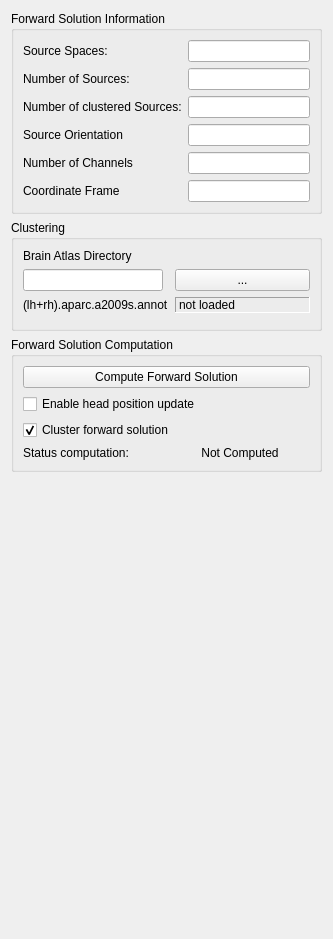
Before: the Qt Designer form libraries/disp/viewers/formfiles/fwdsettingsview.ui in mne-tools/mne-cpp, drawn with Qt 5.
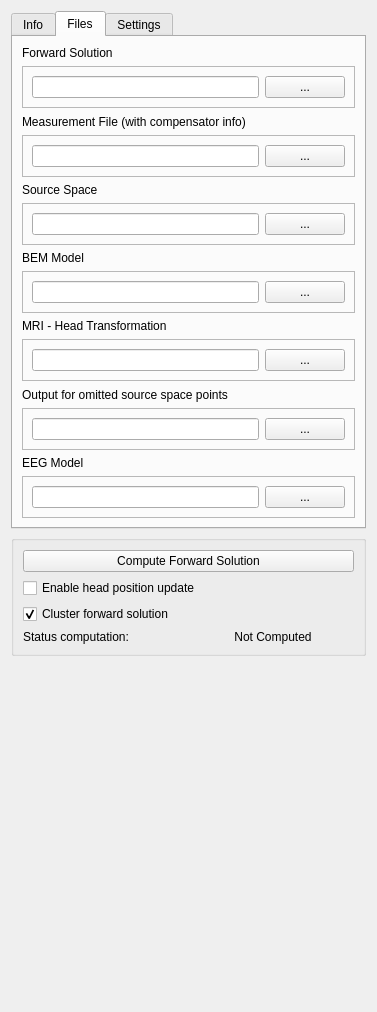
After: the same form once the commit is applied. The open tabs and pages were chosen to show the change.

Commit message: MAINT: incorporating ui elements to control fwd solution settings

```diff
--- a/libraries/disp/viewers/formfiles/fwdsettingsview.ui
+++ b/libraries/disp/viewers/formfiles/fwdsettingsview.ui
@@ -6,8 +6,8 @@
    <rect>
     <x>0</x>
     <y>0</y>
-    <width>333</width>
-    <height>939</height>
+    <width>377</width>
+    <height>1012</height>
    </rect>
   </property>
   <property name="windowTitle">
@@ -15,9 +15,19 @@
   </property>
   <layout class="QVBoxLayout" name="verticalLayout">
    <item>
+    <widget class="QTabWidget" name="tabWidget">
+     <property name="currentIndex">
+      <number>2</number>
+     </property>
+     <widget class="QWidget" name="tab_14">
+      <attribute name="title">
+       <string>Info</string>
+      </attribute>
+      <layout class="QVBoxLayout" name="verticalLayout_4">
+       <item>
     <widget class="QGroupBox" name="groupBox_info">
      <property name="title">
-      <string>Forward Solution Information</string>
+          <string>Forward Soluton Information</string>
      </property>
      <layout class="QFormLayout" name="formLayout_2">
       <item row="0" column="0">
@@ -192,9 +202,327 @@
     </widget>
    </item>
    <item>
+        <spacer name="verticalSpacer_2">
+         <property name="orientation">
+          <enum>Qt::Vertical</enum>
+         </property>
+         <property name="sizeHint" stdset="0">
+          <size>
+           <width>20</width>
+           <height>40</height>
+          </size>
+         </property>
+        </spacer>
+       </item>
+      </layout>
+     </widget>
+     <widget class="QWidget" name="tab_13">
+      <attribute name="title">
+       <string>Files</string>
+      </attribute>
+      <layout class="QVBoxLayout" name="verticalLayout_3">
+       <item>
+        <widget class="QLabel" name="label_5">
+         <property name="text">
+          <string>Forward Solution</string>
+         </property>
+        </widget>
+       </item>
+       <item>
+        <widget class="QFrame" name="frame">
+         <property name="frameShape">
+          <enum>QFrame::StyledPanel</enum>
+         </property>
+         <property name="frameShadow">
+          <enum>QFrame::Raised</enum>
+         </property>
+         <layout class="QHBoxLayout" name="horizontalLayout_2">
+          <item>
+           <widget class="QLineEdit" name="lineEdit"/>
+          </item>
+          <item>
+           <widget class="QPushButton" name="pushButton">
+            <property name="text">
+             <string>...</string>
+            </property>
+           </widget>
+          </item>
+         </layout>
+        </widget>
+       </item>
+       <item>
+        <widget class="QLabel" name="label_10">
+         <property name="text">
+          <string>Measurement File (with compensator info)</string>
+         </property>
+        </widget>
+       </item>
+       <item>
+        <widget class="QFrame" name="frame_3">
+         <property name="frameShape">
+          <enum>QFrame::StyledPanel</enum>
+         </property>
+         <property name="frameShadow">
+          <enum>QFrame::Raised</enum>
+         </property>
+         <layout class="QHBoxLayout" name="horizontalLayout_4">
+          <item>
+           <widget class="QLineEdit" name="lineEdit_3"/>
+          </item>
+          <item>
+           <widget class="QPushButton" name="pushButton_3">
+            <property name="text">
+             <string>...</string>
+            </property>
+           </widget>
+          </item>
+         </layout>
+        </widget>
+       </item>
+       <item>
+        <widget class="QLabel" name="label_11">
+         <property name="text">
+          <string>Source Space</string>
+         </property>
+        </widget>
+       </item>
+       <item>
+        <widget class="QFrame" name="frame_4">
+         <property name="frameShape">
+          <enum>QFrame::StyledPanel</enum>
+         </property>
+         <property name="frameShadow">
+          <enum>QFrame::Raised</enum>
+         </property>
+         <layout class="QHBoxLayout" name="horizontalLayout_5">
+          <item>
+           <widget class="QLineEdit" name="lineEdit_4"/>
+          </item>
+          <item>
+           <widget class="QPushButton" name="pushButton_4">
+            <property name="text">
+             <string>...</string>
+            </property>
+           </widget>
+          </item>
+         </layout>
+        </widget>
+       </item>
+       <item>
+        <widget class="QLabel" name="label_12">
+         <property name="text">
+          <string>BEM Model</string>
+         </property>
+        </widget>
+       </item>
+       <item>
+        <widget class="QFrame" name="frame_5">
+         <property name="frameShape">
+          <enum>QFrame::StyledPanel</enum>
+         </property>
+         <property name="frameShadow">
+          <enum>QFrame::Raised</enum>
+         </property>
+         <layout class="QHBoxLayout" name="horizontalLayout_6">
+          <item>
+           <widget class="QLineEdit" name="lineEdit_5"/>
+          </item>
+          <item>
+           <widget class="QPushButton" name="pushButton_5">
+            <property name="text">
+             <string>...</string>
+            </property>
+           </widget>
+          </item>
+         </layout>
+        </widget>
+       </item>
+       <item>
+        <widget class="QLabel" name="label_13">
+         <property name="text">
+          <string>MRI - Head Transformation</string>
+         </property>
+        </widget>
+       </item>
+       <item>
+        <widget class="QFrame" name="frame_6">
+         <property name="frameShape">
+          <enum>QFrame::StyledPanel</enum>
+         </property>
+         <property name="frameShadow">
+          <enum>QFrame::Raised</enum>
+         </property>
+         <layout class="QHBoxLayout" name="horizontalLayout_7">
+          <item>
+           <widget class="QLineEdit" name="lineEdit_6"/>
+          </item>
+          <item>
+           <widget class="QPushButton" name="pushButton_6">
+            <property name="text">
+             <string>...</string>
+            </property>
+           </widget>
+          </item>
+         </layout>
+        </widget>
+       </item>
+       <item>
+        <widget class="QLabel" name="label_14">
+         <property name="text">
+          <string>Output for omitted source space points</string>
+         </property>
+        </widget>
+       </item>
+       <item>
+        <widget class="QFrame" name="frame_7">
+         <property name="frameShape">
+          <enum>QFrame::StyledPanel</enum>
+         </property>
+         <property name="frameShadow">
+          <enum>QFrame::Raised</enum>
+         </property>
+         <layout class="QHBoxLayout" name="horizontalLayout_8">
+          <item>
+           <widget class="QLineEdit" name="lineEdit_7"/>
+          </item>
+          <item>
+           <widget class="QPushButton" name="pushButton_7">
+            <property name="text">
+             <string>...</string>
+            </property>
+           </widget>
+          </item>
+         </layout>
+        </widget>
+       </item>
+       <item>
+        <widget class="QLabel" name="label_15">
+         <property name="text">
+          <string>EEG Model</string>
+         </property>
+        </widget>
+       </item>
+       <item>
+        <widget class="QFrame" name="frame_8">
+         <property name="frameShape">
+          <enum>QFrame::StyledPanel</enum>
+         </property>
+         <property name="frameShadow">
+          <enum>QFrame::Raised</enum>
+         </property>
+         <layout class="QHBoxLayout" name="horizontalLayout_9">
+          <item>
+           <widget class="QLineEdit" name="lineEdit_8"/>
+          </item>
+          <item>
+           <widget class="QPushButton" name="pushButton_8">
+            <property name="text">
+             <string>...</string>
+            </property>
+           </widget>
+          </item>
+         </layout>
+        </widget>
+       </item>
+      </layout>
+     </widget>
+     <widget class="QWidget" name="tab_17">
+      <attribute name="title">
+       <string>Settings</string>
+      </attribute>
+      <layout class="QVBoxLayout" name="verticalLayout_5">
+       <item>
+        <widget class="QCheckBox" name="checkBox_2">
+         <property name="text">
+          <string>Compute MEG Solution</string>
+         </property>
+        </widget>
+       </item>
+       <item>
+        <widget class="QCheckBox" name="checkBox_3">
+         <property name="text">
+          <string> Compute EEG Solution</string>
+         </property>
+        </widget>
+       </item>
+       <item>
+        <widget class="QCheckBox" name="checkBox_4">
+         <property name="text">
+          <string>Compute Gradient Solution</string>
+         </property>
+        </widget>
+       </item>
+       <item>
+        <widget class="QCheckBox" name="checkBox_5">
+         <property name="text">
+          <string>Fixed Orientation</string>
+         </property>
+        </widget>
+       </item>
+       <item>
+        <widget class="QCheckBox" name="checkBox_6">
+         <property name="text">
+          <string>Accurate</string>
+         </property>
+        </widget>
+       </item>
+       <item>
+        <widget class="QCheckBox" name="checkBox_7">
+         <property name="text">
+          <string>Compute in MRI Space</string>
+         </property>
+        </widget>
+       </item>
+       <item>
+        <widget class="QCheckBox" name="checkBox_8">
+         <property name="text">
+          <string>Use Threads</string>
+         </property>
+        </widget>
+       </item>
+       <item>
+        <widget class="QCheckBox" name="checkBox_9">
+         <property name="text">
+          <string>Calculate forward solution in all nodes</string>
+         </property>
+        </widget>
+       </item>
+       <item>
+        <widget class="QCheckBox" name="checkBox">
+         <property name="text">
+          <string>Identical head- andMRI- space</string>
+         </property>
+        </widget>
+       </item>
+       <item>
+        <widget class="QCheckBox" name="checkBox_11">
+         <property name="text">
+          <string>Filter Source Spaces</string>
+         </property>
+        </widget>
+       </item>
+       <item>
+        <widget class="QCheckBox" name="checkBox_10">
+         <property name="text">
+          <string>Scale Electrode Positions</string>
+         </property>
+        </widget>
+       </item>
+       <item>
+        <widget class="QCheckBox" name="checkBox_12">
+         <property name="text">
+          <string>Use Equivalent source approach for EEG</string>
+         </property>
+        </widget>
+       </item>
+      </layout>
+     </widget>
+    </widget>
+   </item>
+   <item>
     <widget class="QGroupBox" name="groupBox_recomp">
      <property name="title">
-      <string>Forward Solution Computation</string>
+      <string/>
      </property>
      <layout class="QVBoxLayout" name="verticalLayout_2">
       <item>
```
Left out of the diff: 2 changed lines with no effect on the pictures. Lines whose indentation alone changed are shown as unchanged.
